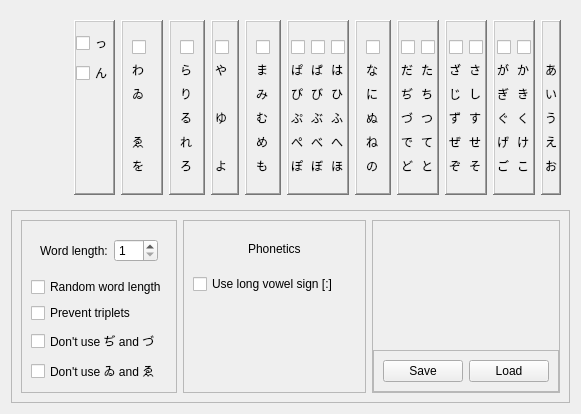
Before: the Qt Designer form Settingswindow.ui in mikewii/PSY, drawn with Qt 5.
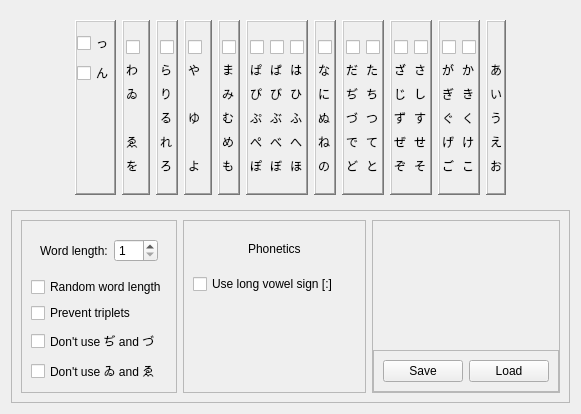
After: the same form once the commit is applied.

Diff of the .ui file:
```diff
--- a/Settingswindow.ui
+++ b/Settingswindow.ui
@@ -102,6 +102,12 @@
          <enum>QFrame::Raised</enum>
         </property>
         <layout class="QHBoxLayout" name="horizontalLayout_12">
+         <property name="leftMargin">
+          <number>2</number>
+         </property>
+         <property name="rightMargin">
+          <number>2</number>
+         </property>
          <item>
           <widget class="QWidget" name="Column10_W" native="true">
            <property name="sizePolicy">
@@ -180,6 +186,12 @@
          <enum>QFrame::Raised</enum>
         </property>
         <layout class="QHBoxLayout" name="horizontalLayout_11">
+         <property name="leftMargin">
+          <number>2</number>
+         </property>
+         <property name="rightMargin">
+          <number>2</number>
+         </property>
          <item>
           <widget class="QWidget" name="Column9_R" native="true">
            <layout class="QVBoxLayout" name="verticalLayout_7">
@@ -358,10 +370,10 @@
           <number>6</number>
          </property>
          <property name="leftMargin">
-          <number>9</number>
+          <number>2</number>
          </property>
          <property name="rightMargin">
-          <number>9</number>
+          <number>2</number>
          </property>
          <item>
           <widget class="QWidget" name="widget_4" native="true">
@@ -609,6 +621,12 @@
          <enum>QFrame::Raised</enum>
         </property>
         <layout class="QHBoxLayout" name="horizontalLayout_6">
+         <property name="leftMargin">
+          <number>2</number>
+         </property>
+         <property name="rightMargin">
+          <number>2</number>
+         </property>
          <item>
           <widget class="QWidget" name="Column5_N" native="true">
            <layout class="QVBoxLayout" name="verticalLayout_16">
@@ -1134,6 +1152,19 @@
         </layout>
        </widget>
       </item>
+      <item>
+       <spacer name="horizontalSpacer_4">
+        <property name="orientation">
+         <enum>Qt::Horizontal</enum>
+        </property>
+        <property name="sizeHint" stdset="0">
+         <size>
+          <width>40</width>
+          <height>20</height>
+         </size>
+        </property>
+       </spacer>
+      </item>
      </layout>
     </widget>
    </item>
```
